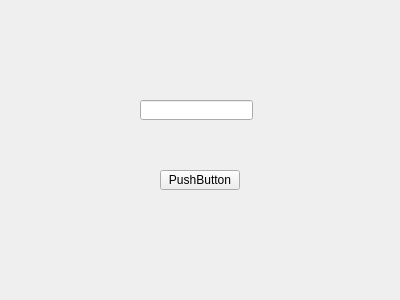
Above: Minesweeper/setname.ui from AkibaSummer/Minesweeper before the change. Below: the same form after it.
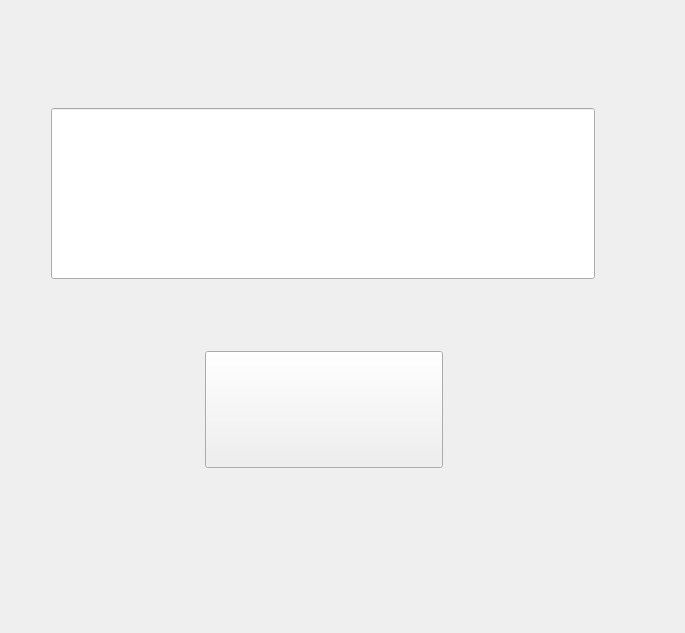
That is the form after the change. Icons and pictures are not drawn.

```diff
--- a/Minesweeper/setname.ui
+++ b/Minesweeper/setname.ui
@@ -6,34 +6,66 @@
    <rect>
     <x>0</x>
     <y>0</y>
-    <width>400</width>
-    <height>300</height>
+    <width>685</width>
+    <height>633</height>
    </rect>
   </property>
+  <property name="maximumSize">
+   <size>
+    <width>685</width>
+    <height>633</height>
+   </size>
+  </property>
   <property name="windowTitle">
    <string>Form</string>
   </property>
+  <property name="styleSheet">
+   <string notr="true"/>
+  </property>
   <widget class="QLineEdit" name="line_name">
    <property name="geometry">
     <rect>
-     <x>140</x>
-     <y>100</y>
-     <width>113</width>
-     <height>20</height>
+     <x>51</x>
+     <y>108</y>
+     <width>544</width>
+     <height>171</height>
     </rect>
    </property>
+   <property name="font">
+    <font>
+     <pointsize>50</pointsize>
+    </font>
+   </property>
+   <property name="inputMask">
+    <string/>
+   </property>
+   <property name="text">
+    <string/>
+   </property>
+   <property name="maxLength">
+    <number>10</number>
+   </property>
+   <property name="echoMode">
+    <enum>QLineEdit::Normal</enum>
+   </property>
+   <property name="alignment">
+    <set>Qt::AlignCenter</set>
+   </property>
   </widget>
   <widget class="QPushButton" name="btn_enter">
    <property name="geometry">
     <rect>
-     <x>160</x>
-     <y>170</y>
-     <width>80</width>
-     <height>20</height>
+     <x>205</x>
+     <y>351</y>
+     <width>238</width>
+     <height>117</height>
     </rect>
    </property>
+   <property name="styleSheet">
+    <string notr="true">background-image: url(:/images/inputNameButton.jpg);</string>
+   </property>
    <property name="text">
-    <string>PushButton</string>
+    <string/>
    </property>
   </widget>
  </widget>
```
